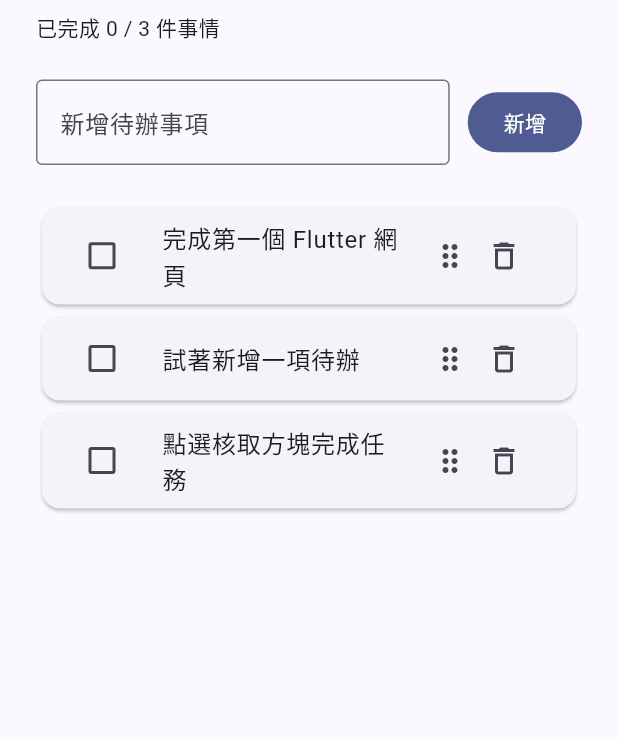
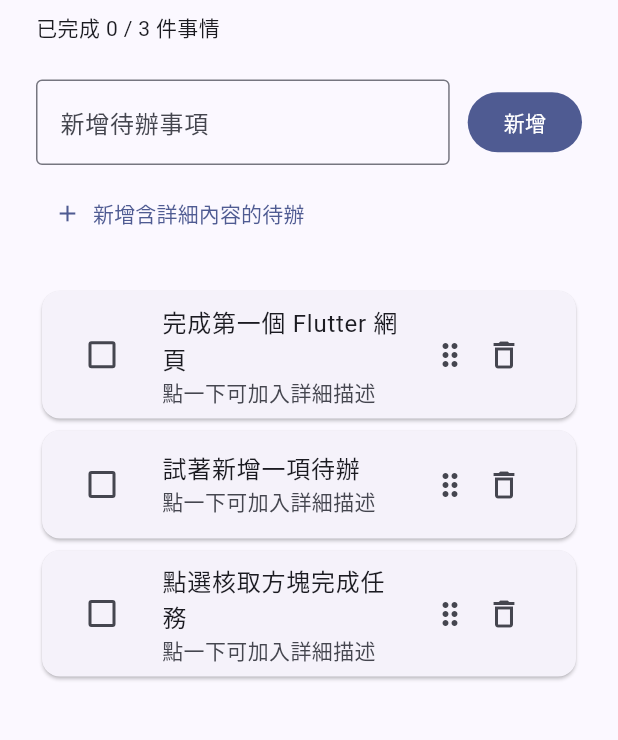
Before and after one commit to DisappearPing/MyFirstAITestApp, a Flutter app: the screen it shows after launch, after a tap on "新增", on a phone screen of 412 x 824 dp, the part 102-842 px from its top. Run offline on Flutter 3.47's test engine with Material 3 defaults, Android fonts, the phone set to English and light mode, and no system bars.

Commit message:
Add todo details and organize feature structure

```diff
--- a/lib/app.dart
+++ b/lib/app/app.dart
@@ -1,11 +1,11 @@
 import 'package:flutter/material.dart';
-import 'package:my_first_app/features/todos/presentation/todo_page.dart';
-import 'package:my_first_app/features/todos/presentation/todo_view_model.dart';
+import 'package:my_first_app/features/todos/presentation/pages/todo_list_page.dart';
+import 'package:my_first_app/features/todos/presentation/view_models/todo_list_view_model.dart';
 
 class TodoApp extends StatelessWidget {
   const TodoApp({super.key, required this.viewModel});
 
-  final TodoViewModel viewModel;
+  final TodoListViewModel viewModel;
 
   @override
   Widget build(BuildContext context) {
@@ -16,7 +16,7 @@ class TodoApp extends StatelessWidget {
         colorScheme: ColorScheme.fromSeed(seedColor: const Color(0xFF3454D1)),
         useMaterial3: true,
       ),
-      home: TodoPage(viewModel: viewModel),
+      home: TodoListPage(viewModel: viewModel),
     );
   }
 }
--- a/lib/features/todos/data/repositories/in_memory_todo_repository.dart
+++ b/lib/features/todos/data/repositories/in_memory_todo_repository.dart
@@ -1,4 +1,4 @@
-import 'package:my_first_app/features/todos/data/models/todo.dart';
+import 'package:my_first_app/features/todos/domain/models/todo.dart';
 import 'package:my_first_app/features/todos/data/repositories/todo_repository.dart';
 
 class InMemoryTodoRepository implements TodoRepository {
--- a/lib/features/todos/data/repositories/todo_repository.dart
+++ b/lib/features/todos/data/repositories/todo_repository.dart
@@ -1,4 +1,4 @@
-import 'package:my_first_app/features/todos/data/models/todo.dart';
+import 'package:my_first_app/features/todos/domain/models/todo.dart';
 
 abstract interface class TodoRepository {
   Future<List<Todo>> getTodos();
--- a/lib/features/todos/data/models/todo.dart
+++ b/lib/features/todos/domain/models/todo.dart
@@ -2,17 +2,20 @@ class Todo {
   const Todo({
     required this.id,
     required this.title,
+    this.description = '',
     this.isDone = false,
   });
 
   final String id;
   final String title;
+  final String description;
   final bool isDone;
 
-  Todo copyWith({String? title, bool? isDone}) {
+  Todo copyWith({String? title, String? description, bool? isDone}) {
     return Todo(
       id: id,
       title: title ?? this.title,
+      description: description ?? this.description,
       isDone: isDone ?? this.isDone,
     );
   }
--- /dev/null
+++ b/lib/features/todos/presentation/pages/todo_list_page.dart
@@ -0,0 +1,137 @@
+import 'dart:async';
+
+import 'package:flutter/material.dart';
+import 'package:my_first_app/features/todos/domain/models/todo.dart';
+import 'package:my_first_app/features/todos/presentation/pages/todo_editor_page.dart';
+import 'package:my_first_app/features/todos/presentation/view_models/todo_list_view_model.dart';
+import 'package:my_first_app/features/todos/presentation/widgets/todo_list_item.dart';
+
+class TodoListPage extends StatefulWidget {
+  const TodoListPage({super.key, required this.viewModel});
+
+  final TodoListViewModel viewModel;
+
+  @override
+  State<TodoListPage> createState() => _TodoListPageState();
+}
+
+class _TodoListPageState extends State<TodoListPage> {
+  final _controller = TextEditingController();
+
+  @override
+  void initState() {
+    super.initState();
+    unawaited(widget.viewModel.loadTodos());
+  }
+
+  @override
+  void dispose() {
+    _controller.dispose();
+    super.dispose();
+  }
+
+  Future<void> _addTodo() async {
+    await widget.viewModel.addTodo(_controller.text);
+    _controller.clear();
+  }
+
+  Future<void> _openEditor([Todo? todo]) async {
+    await Navigator.of(context).push<void>(
+      MaterialPageRoute(
+        builder: (_) => TodoEditorPage(
+          todo: todo,
+          onSave: (title, description) async {
+            if (todo == null) {
+              await widget.viewModel.addTodo(title, description: description);
+            } else {
+              await widget.viewModel.updateTodo(
+                id: todo.id,
+                title: title,
+                description: description,
+              );
+            }
+          },
+        ),
+      ),
+    );
+  }
+
+  @override
+  Widget build(BuildContext context) {
+    return ListenableBuilder(
+      listenable: widget.viewModel,
+      builder: (context, _) {
+        if (widget.viewModel.isLoading) {
+          return const Scaffold(body: Center(child: CircularProgressIndicator()));
+        }
+        return Scaffold(
+          body: SafeArea(
+            child: Center(
+              child: ConstrainedBox(
+                constraints: const BoxConstraints(maxWidth: 680),
+                child: Padding(
+                  padding: const EdgeInsets.all(24),
+                  child: Column(
+                    crossAxisAlignment: CrossAxisAlignment.start,
+                    children: [
+                      Text('今日待辦', style: Theme.of(context).textTheme.displaySmall),
+                      const SizedBox(height: 8),
+                      Text('已完成 ${widget.viewModel.completedCount} / ${widget.viewModel.totalCount} 件事情'),
+                      const SizedBox(height: 24),
+                      Row(
+                        children: [
+                          Expanded(
+                            child: TextField(
+                              controller: _controller,
+                              onSubmitted: (_) => unawaited(_addTodo()),
+                              decoration: const InputDecoration(
+                                border: OutlineInputBorder(),
+                                hintText: '例如：閱讀 Flutter 教學',
+                                labelText: '新增待辦事項',
+                              ),
+                            ),
+                          ),
+                          const SizedBox(width: 12),
+                          FilledButton(
+                            onPressed: () => unawaited(_addTodo()),
+                            child: const Text('新增'),
+                          ),
+                        ],
+                      ),
+                      const SizedBox(height: 8),
+                      TextButton.icon(
+                        onPressed: () => unawaited(_openEditor()),
+                        icon: const Icon(Icons.add),
+                        label: const Text('新增含詳細內容的待辦'),
+                      ),
+                      const SizedBox(height: 24),
+                      Expanded(
+                        child: ReorderableListView.builder(
+                          itemCount: widget.viewModel.todos.length,
+                          onReorder: (oldIndex, newIndex) => unawaited(
+                            widget.viewModel.reorderTodos(oldIndex, newIndex),
+                          ),
+                          itemBuilder: (context, index) {
+                            final todo = widget.viewModel.todos[index];
+                            return TodoListItem(
+                              key: ValueKey(todo.id),
+                              todo: todo,
+                              index: index,
+                              onDoneChanged: (isDone) => unawaited(widget.viewModel.setTodoDone(todo.id, isDone)),
+                              onDelete: () => unawaited(widget.viewModel.deleteTodo(todo.id)),
+                              onTap: () => unawaited(_openEditor(todo)),
+                            );
+                          },
+                        ),
+                      ),
+                    ],
+                  ),
+                ),
+              ),
+            ),
+          ),
+        );
+      },
+    );
+  }
+}
--- a/lib/features/todos/presentation/todo_page.dart
+++ /dev/null
@@ -1,176 +0,0 @@
-import 'dart:async';
-
-import 'package:flutter/material.dart';
-import 'package:my_first_app/features/todos/data/models/todo.dart';
-import 'package:my_first_app/features/todos/presentation/todo_view_model.dart';
-
-class TodoPage extends StatefulWidget {
-  const TodoPage({super.key, required this.viewModel});
-
-  final TodoViewModel viewModel;
-
-  @override
-  State<TodoPage> createState() => _TodoPageState();
-}
-
-class _TodoPageState extends State<TodoPage> {
-  final _controller = TextEditingController();
-
-  @override
-  void initState() {
-    super.initState();
-    unawaited(widget.viewModel.loadTodos());
-  }
-
-  @override
-  void dispose() {
-    _controller.dispose();
-    super.dispose();
-  }
-
-  Future<void> _addTodo() async {
-    await widget.viewModel.addTodo(_controller.text);
-    _controller.clear();
-  }
-
-  @override
-  Widget build(BuildContext context) {
-    return ListenableBuilder(
-      listenable: widget.viewModel,
-      builder: (context, _) {
-        if (widget.viewModel.isLoading) {
-          return const Scaffold(body: Center(child: CircularProgressIndicator()));
-        }
-
-        return Scaffold(
-          body: SafeArea(
-            child: Center(
-              child: ConstrainedBox(
-                constraints: const BoxConstraints(maxWidth: 680),
-                child: Padding(
-                  padding: const EdgeInsets.all(24),
-                  child: Column(
-                    crossAxisAlignment: CrossAxisAlignment.start,
-                    children: [
-                      Text(
-                        '今日待辦',
-                        style: Theme.of(context).textTheme.displaySmall,
-                      ),
-                      const SizedBox(height: 8),
-                      Text(
-                        '已完成 ${widget.viewModel.completedCount} / '
-                        '${widget.viewModel.totalCount} 件事情',
-                      ),
-                      const SizedBox(height: 24),
-                      Row(
-                        children: [
-                          Expanded(
-                            child: TextField(
-                              controller: _controller,
-                              onSubmitted: (_) {
-                                unawaited(_addTodo());
-                              },
-                              decoration: const InputDecoration(
-                                border: OutlineInputBorder(),
-                                hintText: '例如：閱讀 Flutter 教學',
-                                labelText: '新增待辦事項',
-                              ),
-                            ),
-                          ),
-                          const SizedBox(width: 12),
-                          FilledButton(
-                            onPressed: () {
-                              unawaited(_addTodo());
-                            },
-                            child: const Text('新增'),
-                          ),
-                        ],
-                      ),
-                      const SizedBox(height: 24),
-                      Expanded(
-                        child: ReorderableListView.builder(
-                          itemCount: widget.viewModel.todos.length,
-                          onReorder: (oldIndex, newIndex) {
-                            unawaited(
-                              widget.viewModel.reorderTodos(oldIndex, newIndex),
-                            );
-                          },
-                          itemBuilder: (context, index) {
-                            final todo = widget.viewModel.todos[index];
-                            return _TodoListItem(
-                              key: ValueKey(todo.id),
-                              todo: todo,
-                              index: index,
-                              onDoneChanged: (isDone) {
-                                unawaited(
-                                  widget.viewModel.setTodoDone(todo.id, isDone),
-                                );
-                              },
-                              onDelete: () {
-                                unawaited(widget.viewModel.deleteTodo(todo.id));
-                              },
-                            );
-                          },
-                        ),
-                      ),
-                    ],
-                  ),
-                ),
-              ),
-            ),
-          ),
-        );
-      },
-    );
-  }
-}
-
-class _TodoListItem extends StatelessWidget {
-  const _TodoListItem({
-    super.key,
-    required this.todo,
-    required this.index,
-    required this.onDoneChanged,
-    required this.onDelete,
-  });
-
-  final Todo todo;
-  final int index;
-  final ValueChanged<bool> onDoneChanged;
-  final VoidCallback onDelete;
-
-  @override
-  Widget build(BuildContext context) {
-    return Card(
-      child: ListTile(
-        leading: Checkbox(
-          value: todo.isDone,
-          onChanged: (value) => onDoneChanged(value ?? false),
-        ),
-        title: Text(
-          todo.title,
-          style: TextStyle(
-            decoration: todo.isDone ? TextDecoration.lineThrough : null,
-          ),
-        ),
-        trailing: Row(
-          mainAxisSize: MainAxisSize.min,
-          children: [
-            ReorderableDragStartListener(
-              index: index,
-              child: const Icon(
-                Icons.drag_indicator,
-                semanticLabel: '拖曳排序',
-              ),
-            ),
-            IconButton(
-              icon: const Icon(Icons.delete_outline),
-              tooltip: '刪除',
-              onPressed: onDelete,
-            ),
-          ],
-        ),
-      ),
-    );
-  }
-}
--- a/lib/features/todos/presentation/todo_view_model.dart
+++ b/lib/features/todos/presentation/view_models/todo_list_view_model.dart
@@ -1,9 +1,9 @@
 import 'package:flutter/foundation.dart';
-import 'package:my_first_app/features/todos/data/models/todo.dart';
 import 'package:my_first_app/features/todos/data/repositories/todo_repository.dart';
+import 'package:my_first_app/features/todos/domain/models/todo.dart';
 
-class TodoViewModel extends ChangeNotifier {
-  TodoViewModel(this._repository);
+class TodoListViewModel extends ChangeNotifier {
+  TodoListViewModel(this._repository);
 
   final TodoRepository _repository;
   List<Todo> _todos = [];
@@ -17,7 +17,6 @@ class TodoViewModel extends ChangeNotifier {
   Future<void> loadTodos() async {
     _isLoading = true;
     notifyListeners();
-
     try {
       _todos = await _repository.getTodos();
     } finally {
@@ -26,17 +25,32 @@ class TodoViewModel extends ChangeNotifier {
     }
   }
 
-  Future<void> addTodo(String title) async {
+  Future<void> addTodo(String title, {String description = ''}) async {
     final trimmedTitle = title.trim();
     if (trimmedTitle.isEmpty) return;
-
     _todos = [
       ..._todos,
       Todo(
         id: DateTime.now().microsecondsSinceEpoch.toString(),
         title: trimmedTitle,
+        description: description.trim(),
       ),
     ];
+    await _saveAndNotify();
+  }
+
+  Future<void> updateTodo({
+    required String id,
+    required String title,
+    required String description,
+  }) async {
+    final trimmedTitle = title.trim();
+    if (trimmedTitle.isEmpty) return;
+    _todos = _todos
+        .map((todo) => todo.id == id
+            ? todo.copyWith(title: trimmedTitle, description: description.trim())
+            : todo)
+        .toList();
     await _saveAndNotify();
   }
 
@@ -54,7 +68,6 @@ class TodoViewModel extends ChangeNotifier {
 
   Future<void> reorderTodos(int oldIndex, int newIndex) async {
     if (oldIndex < newIndex) newIndex -= 1;
-
     final reorderedTodos = List<Todo>.of(_todos);
     final todo = reorderedTodos.removeAt(oldIndex);
     reorderedTodos.insert(newIndex, todo);
--- /dev/null
+++ b/lib/features/todos/presentation/widgets/todo_list_item.dart
@@ -0,0 +1,59 @@
+import 'package:flutter/material.dart';
+import 'package:my_first_app/features/todos/domain/models/todo.dart';
+
+class TodoListItem extends StatelessWidget {
+  const TodoListItem({
+    super.key,
+    required this.todo,
+    required this.index,
+    required this.onDoneChanged,
+    required this.onDelete,
+    required this.onTap,
+  });
+
+  final Todo todo;
+  final int index;
+  final ValueChanged<bool> onDoneChanged;
+  final VoidCallback onDelete;
+  final VoidCallback onTap;
+
+  @override
+  Widget build(BuildContext context) {
+    return Card(
+      child: ListTile(
+        onTap: onTap,
+        leading: Checkbox(
+          value: todo.isDone,
+          onChanged: (value) => onDoneChanged(value ?? false),
+        ),
+        title: Text(
+          todo.title,
+          style: TextStyle(
+            decoration: todo.isDone ? TextDecoration.lineThrough : null,
+          ),
+        ),
+        subtitle: todo.description.isEmpty
+            ? const Text('點一下可加入詳細描述')
+            : Text(
+                todo.description,
+                maxLines: 2,
+                overflow: TextOverflow.ellipsis,
+              ),
+        trailing: Row(
+          mainAxisSize: MainAxisSize.min,
+          children: [
+            ReorderableDragStartListener(
+              index: index,
+              child: const Icon(Icons.drag_indicator, semanticLabel: '拖曳排序'),
+            ),
+            IconButton(
+              icon: const Icon(Icons.delete_outline),
+              tooltip: '刪除',
+              onPressed: onDelete,
+            ),
+          ],
+        ),
+      ),
+    );
+  }
+}
--- a/lib/main.dart
+++ b/lib/main.dart
@@ -1,11 +1,11 @@
 import 'package:flutter/widgets.dart';
-import 'package:my_first_app/app.dart';
+import 'package:my_first_app/app/app.dart';
 import 'package:my_first_app/features/todos/data/repositories/in_memory_todo_repository.dart';
-import 'package:my_first_app/features/todos/presentation/todo_view_model.dart';
+import 'package:my_first_app/features/todos/presentation/view_models/todo_list_view_model.dart';
 
 void main() {
   final repository = InMemoryTodoRepository();
-  final viewModel = TodoViewModel(repository);
+  final viewModel = TodoListViewModel(repository);
 
   runApp(TodoApp(viewModel: viewModel));
 }
```
Also changed, not shown: lib/features/todos/presentation/pages/todo_editor_page.dart (added, +102 -0 lines), 2 other files.
